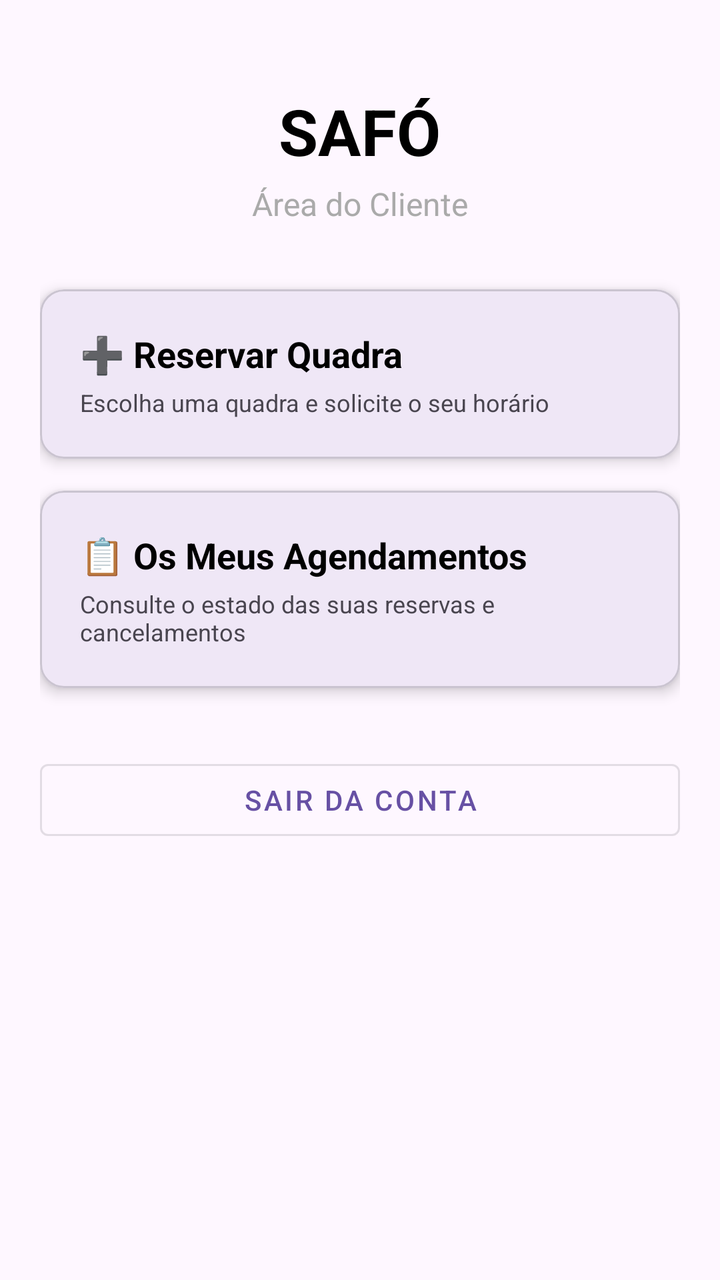
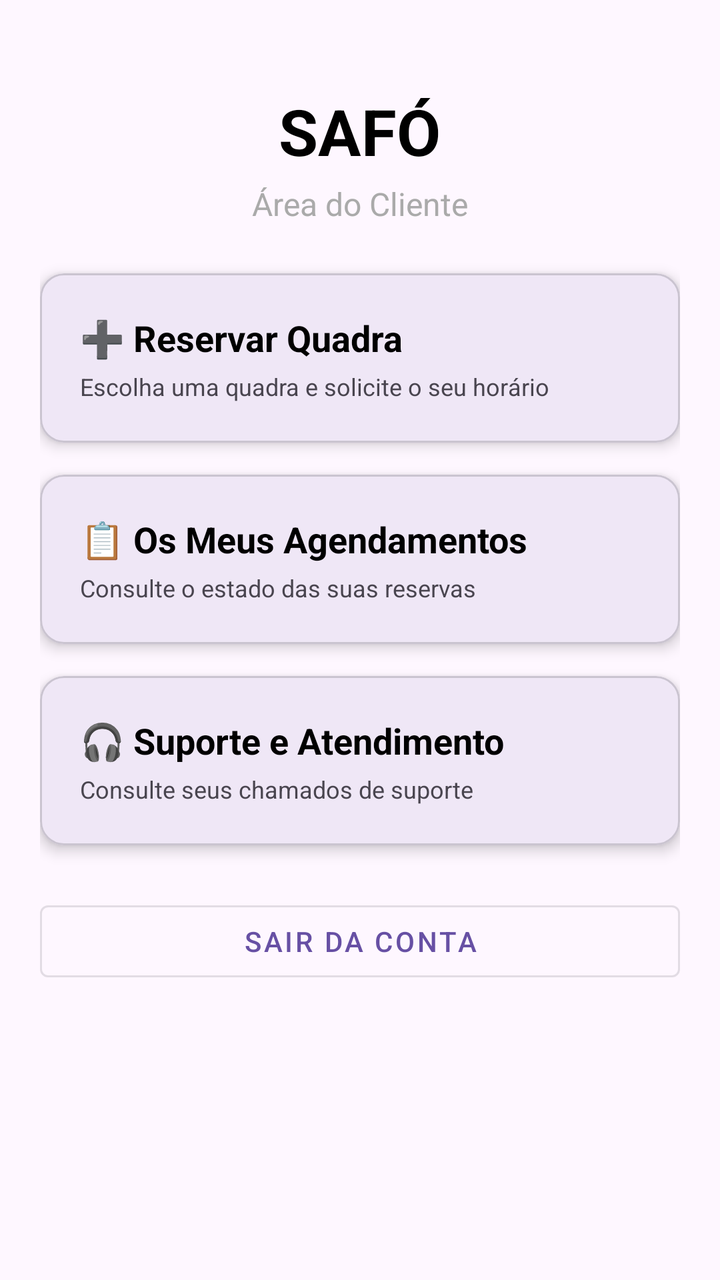

The first picture is an Android layout as it rendered before a commit; the second is the same layout after the commit. The layout source and the unified diff follow.
<!-- AndroidManifest.xml: application theme Theme.Safoandroid -->
<!-- res/layout/activity_menu_cliente.xml -->
<?xml version="1.0" encoding="utf-8"?>
<ScrollView xmlns:android="http://schemas.android.com/apk/res/android"
    xmlns:app="http://schemas.android.com/apk/res-auto"
    android:layout_width="match_parent"
    android:layout_height="match_parent"
    android:fillViewport="true"
    android:padding="20dp">

    <LinearLayout
        android:layout_width="match_parent"
        android:layout_height="wrap_content"
        android:gravity="center_horizontal"
        android:orientation="vertical">

        <TextView
            android:layout_width="wrap_content"
            android:layout_height="wrap_content"
            android:layout_marginTop="24dp"
            android:layout_marginBottom="4dp"
            android:text="SAFÓ"
            android:textColor="@android:color/black"
            android:textSize="32sp"
            android:textStyle="bold" />

        <TextView
            android:id="@+id/tvBoasVindasCliente"
            android:layout_width="wrap_content"
            android:layout_height="wrap_content"
            android:layout_marginBottom="32dp"
            android:text="Área do Cliente"
            android:textColor="@android:color/darker_gray"
            android:textSize="16sp" />

        
        <com.google.android.material.card.MaterialCardView
            android:id="@+id/cardNovoAgendamento"
            android:layout_width="match_parent"
            android:layout_height="wrap_content"
            android:layout_marginBottom="16dp"
            android:clickable="true"
            android:focusable="true"
            app:cardCornerRadius="12dp"
            app:cardElevation="4dp">

            <LinearLayout
                android:layout_width="match_parent"
                android:layout_height="wrap_content"
                android:orientation="vertical"
                android:padding="20dp">

                <TextView
                    android:layout_width="wrap_content"
                    android:layout_height="wrap_content"
                    android:text="➕ Reservar Quadra"
                    android:textColor="@android:color/black"
                    android:textSize="18sp"
                    android:textStyle="bold" />

                <TextView
                    android:layout_width="wrap_content"
                    android:layout_height="wrap_content"
                    android:layout_marginTop="4dp"
                    android:text="Escolha uma quadra e solicite o seu horário"
                    android:textSize="12sp" />
            </LinearLayout>
        </com.google.android.material.card.MaterialCardView>

        
        <com.google.android.material.card.MaterialCardView
            android:id="@+id/cardMeusAgendamentos"
            android:layout_width="match_parent"
            android:layout_height="wrap_content"
            android:layout_marginBottom="32dp"
            android:clickable="true"
            android:focusable="true"
            app:cardCornerRadius="12dp"
            app:cardElevation="4dp">

            <LinearLayout
                android:layout_width="match_parent"
                android:layout_height="wrap_content"
                android:orientation="vertical"
                android:padding="20dp">

                <TextView
                    android:layout_width="wrap_content"
                    android:layout_height="wrap_content"
                    android:text="📋 Os Meus Agendamentos"
                    android:textColor="@android:color/black"
                    android:textSize="18sp"
                    android:textStyle="bold" />

                <TextView
                    android:layout_width="wrap_content"
                    android:layout_height="wrap_content"
                    android:layout_marginTop="4dp"
                    android:text="Consulte o estado das suas reservas e cancelamentos"
                    android:textSize="12sp" />
            </LinearLayout>
        </com.google.android.material.card.MaterialCardView>

        <Button
            android:id="@+id/btnSairCliente"
            style="@style/Widget.MaterialComponents.Button.OutlinedButton"
            android:layout_width="match_parent"
            android:layout_height="wrap_content"
            android:text="Sair da Conta" />

    </LinearLayout>
</ScrollView>
<!-- resources referenced by this layout -->
<resources>
  <style name="Theme.Safoandroid" parent="Base.Theme.Safoandroid" />
  <style name="Base.Theme.Safoandroid" parent="Theme.Material3.DayNight.NoActionBar">
          
          
      </style>
</resources>

<!-- the commit's change to res/layout/activity_menu_cliente.xml (unified diff, before → after) -->
@@ -26,7 +26,7 @@
             android:id="@+id/tvBoasVindasCliente"
             android:layout_width="wrap_content"
             android:layout_height="wrap_content"
-            android:layout_marginBottom="32dp"
+            android:layout_marginBottom="24dp"
             android:text="Área do Cliente"
             android:textColor="@android:color/darker_gray"
             android:textSize="16sp" />
@@ -70,7 +70,7 @@
             android:id="@+id/cardMeusAgendamentos"
             android:layout_width="match_parent"
             android:layout_height="wrap_content"
-            android:layout_marginBottom="32dp"
+            android:layout_marginBottom="16dp"
             android:clickable="true"
             android:focusable="true"
             app:cardCornerRadius="12dp"
@@ -94,7 +94,41 @@
                     android:layout_width="wrap_content"
                     android:layout_height="wrap_content"
                     android:layout_marginTop="4dp"
-                    android:text="Consulte o estado das suas reservas e cancelamentos"
+                    android:text="Consulte o estado das suas reservas"
+                    android:textSize="12sp" />
+            </LinearLayout>
+        </com.google.android.material.card.MaterialCardView>
+
+        
+        <com.google.android.material.card.MaterialCardView
+            android:id="@+id/cardAtendimentoCliente"
+            android:layout_width="match_parent"
+            android:layout_height="wrap_content"
+            android:layout_marginBottom="24dp"
+            android:clickable="true"
+            android:focusable="true"
+            app:cardCornerRadius="12dp"
+            app:cardElevation="4dp">
+
+            <LinearLayout
+                android:layout_width="match_parent"
+                android:layout_height="wrap_content"
+                android:orientation="vertical"
+                android:padding="20dp">
+
+                <TextView
+                    android:layout_width="wrap_content"
+                    android:layout_height="wrap_content"
+                    android:text="🎧 Suporte e Atendimento"
+                    android:textColor="@android:color/black"
+                    android:textSize="18sp"
+                    android:textStyle="bold" />
+
+                <TextView
+                    android:layout_width="wrap_content"
+                    android:layout_height="wrap_content"
+                    android:layout_marginTop="4dp"
+                    android:text="Consulte seus chamados de suporte"
                     android:textSize="12sp" />
             </LinearLayout>
         </com.google.android.material.card.MaterialCardView>
